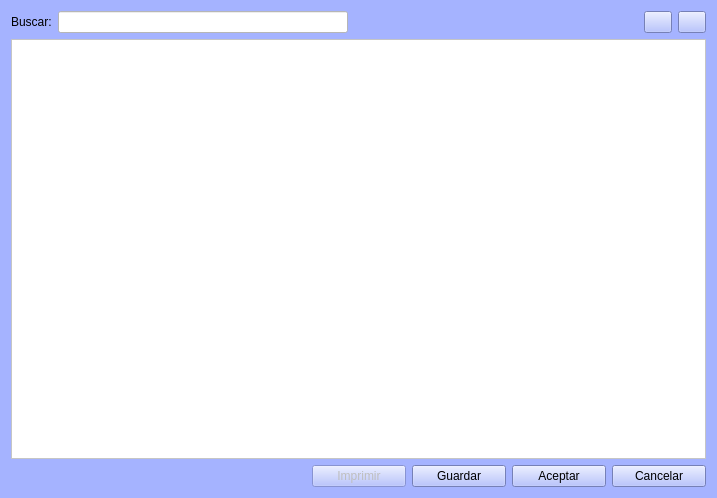
Qt form db_table_view.ui (arcnexus/RedFoX) before a commit.
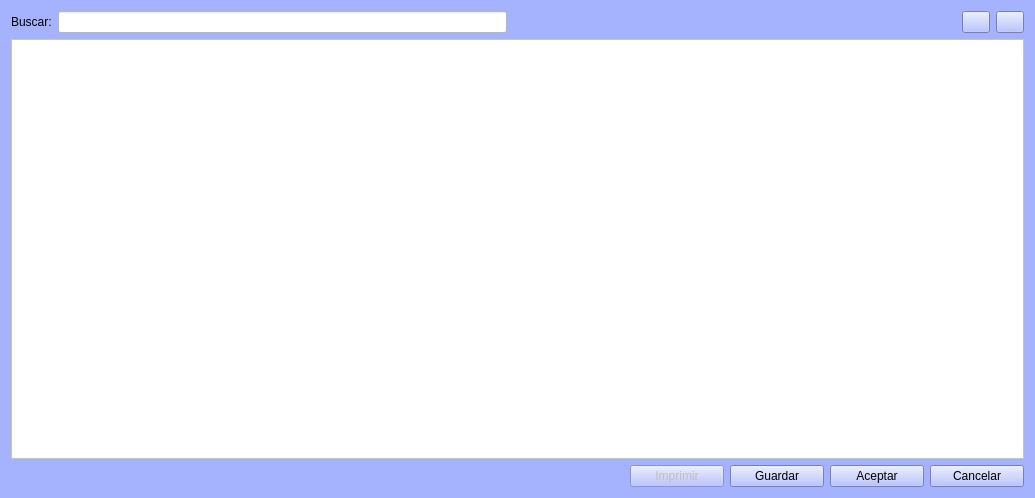
The same form after that commit. Icons and pictures are not drawn.

The edit to the form file:
```diff
--- a/db_table_view.ui
+++ b/db_table_view.ui
@@ -6,7 +6,7 @@
    <rect>
     <x>0</x>
     <y>0</y>
-    <width>717</width>
+    <width>1035</width>
     <height>498</height>
    </rect>
   </property>
@@ -89,7 +89,7 @@
        </property>
        <property name="sizeHint" stdset="0">
         <size>
-         <width>37</width>
+         <width>28</width>
          <height>21</height>
         </size>
        </property>
```
